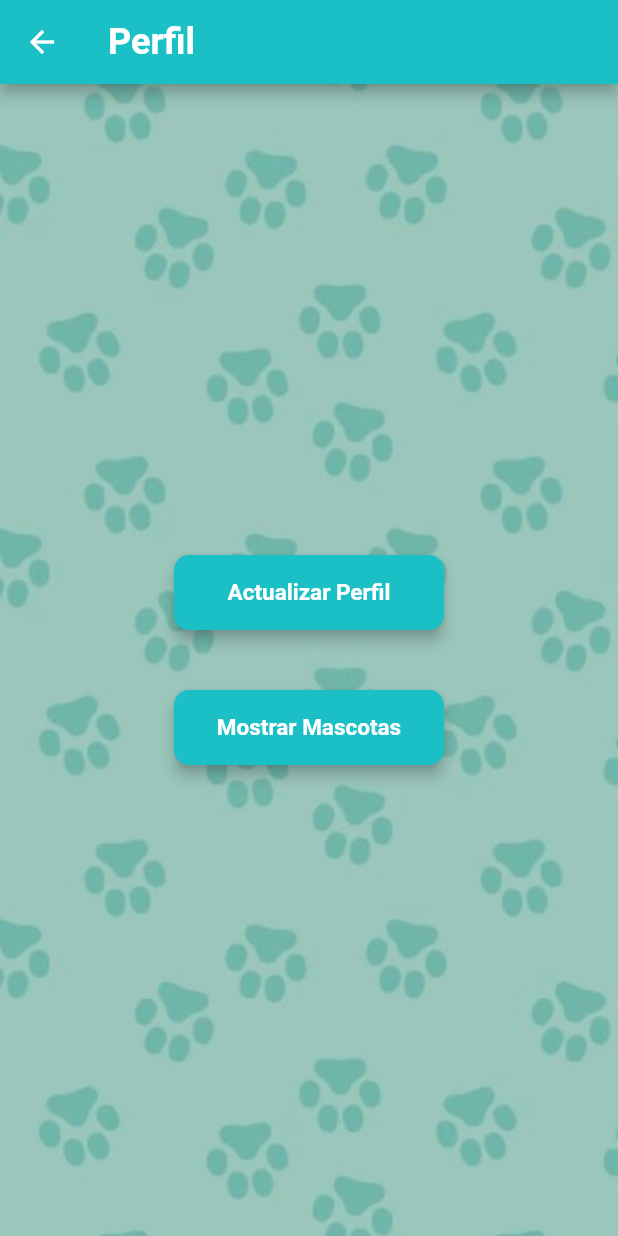
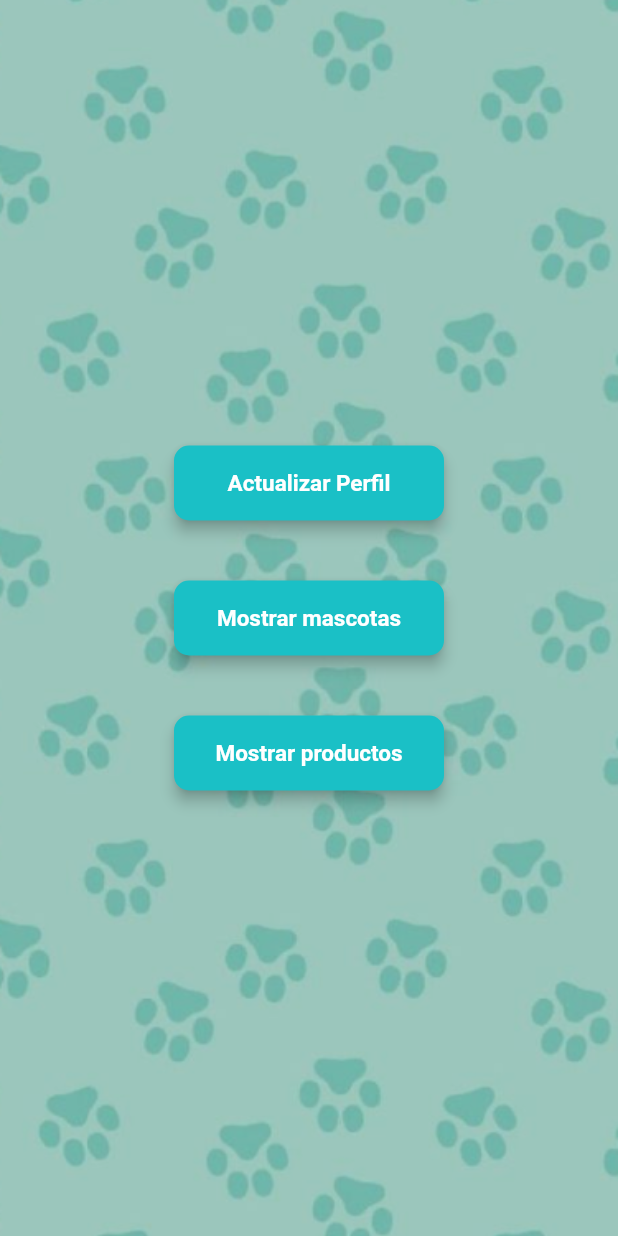
Before and after one commit to caloja1014/pet_care, a Flutter app: the PetsView screen opened by its route, on a phone screen of 412 x 824 dp. Run offline on Flutter 3.47's test engine with Material 2 defaults, Android fonts, the phone set to English and light mode, and no system bars; our stand-ins replace get, google_fonts, image_picker.

```diff
--- a/lib/app/modules/login/views/login.view.dart
+++ b/lib/app/modules/login/views/login.view.dart
@@ -2,6 +2,7 @@ import 'package:flutter/gestures.dart';
 import 'package:flutter/material.dart';
 
 import 'package:get/get.dart';
+import 'package:pet_care/app/routes/app_pages.dart';
 
 import '../controllers/login.controller.dart';
 import 'package:google_fonts/google_fonts.dart';
@@ -50,7 +51,9 @@ class LoginView extends GetView<LoginController> {
             Padding(
               padding: const EdgeInsets.only(top: 20, bottom: 20),
               child: ElevatedButton(
-                onPressed: () {},
+                onPressed: () {
+                  Get.toNamed(Routes.PETS);
+                },
                 child: const Text(
                   'Iniciar sesión',
                 ),
--- a/lib/app/modules/pets/views/pets.view.dart
+++ b/lib/app/modules/pets/views/pets.view.dart
@@ -1,6 +1,7 @@
 import 'package:flutter/material.dart';
 
 import 'package:get/get.dart';
+import 'package:pet_care/app/routes/app_pages.dart';
 
 import '../controllers/pets.controller.dart';
 
@@ -10,10 +11,6 @@ class PetsView extends GetView<PetsController> {
   @override
   Widget build(BuildContext context) {
     return Scaffold(
-      appBar: AppBar(
-        title: Text("Perfil"),
-        backgroundColor: Color.fromRGBO(26, 192, 198, 1),
-      ),
       body: SizedBox(
         width: double.infinity,
         height: double.infinity,
@@ -21,37 +18,37 @@ class PetsView extends GetView<PetsController> {
           mainAxisAlignment: MainAxisAlignment.center,
           crossAxisAlignment: CrossAxisAlignment.center,
           children: [
-            Padding(
-              padding: const EdgeInsets.only(top: 20, bottom: 20),
-              child: ElevatedButton(
-                onPressed: () {
-                  controller.displayUpdateProfileForm(context);
-                },
-                child: const Text(
-                  'Actualizar Perfil',
-                  style: const TextStyle(
-                    color: Colors.white,
-                  ),
-                ),
-              ),
+            homeButton(
+              'Actualizar Perfil',
+              () {},
             ),
-            Padding(
-              padding: const EdgeInsets.only(top: 20, bottom: 20),
-              child: ElevatedButton(
-                onPressed: () {
-                  controller.displayPets(context);
-                },
-                child: const Text(
-                  'Mostrar Mascotas',
-                  style: const TextStyle(
-                    color: Colors.white,
-                  ),
-                ),
-              ),
+            homeButton('Mostrar mascotas', () {
+              controller.displayPets(context);
+            }),
+            homeButton(
+              'Mostrar productos',
+              () {
+                Get.toNamed(Routes.PRODUCTS);
+              },
             ),
           ],
         ),
       ),
     );
   }
+
+  Widget homeButton(String text, onPressed) {
+    return Padding(
+      padding: const EdgeInsets.only(top: 20, bottom: 20),
+      child: ElevatedButton(
+        onPressed: onPressed,
+        child: Text(
+          text,
+          style: const TextStyle(
+            color: Colors.white,
+          ),
+        ),
+      ),
+    );
+  }
 }
```
